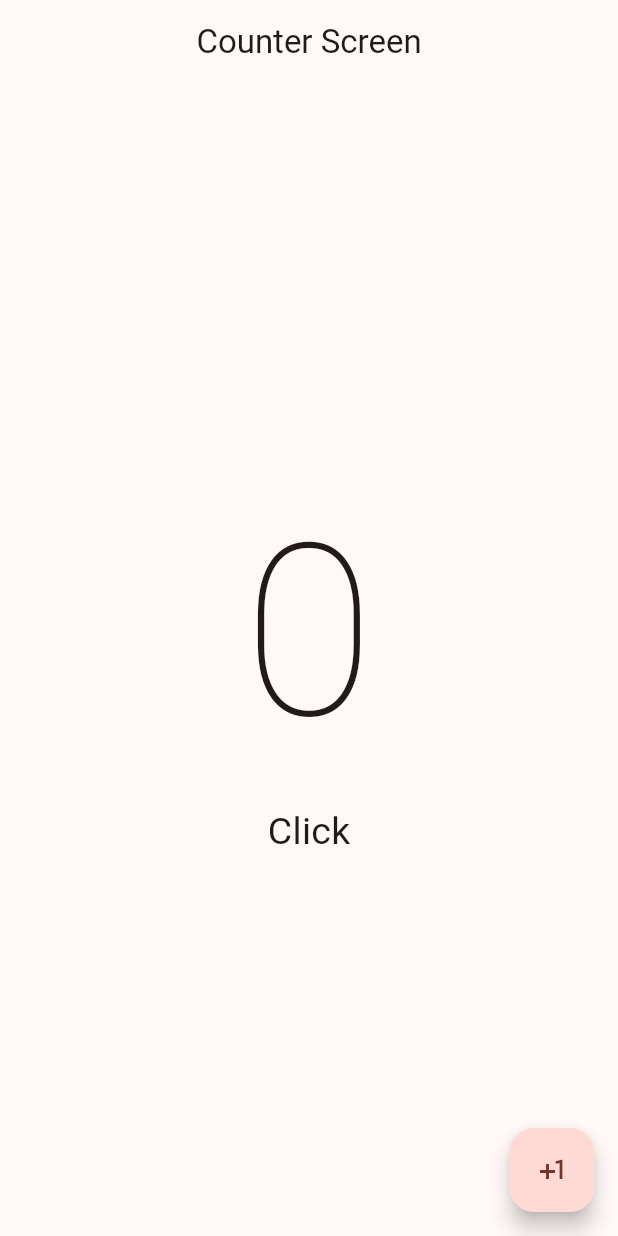
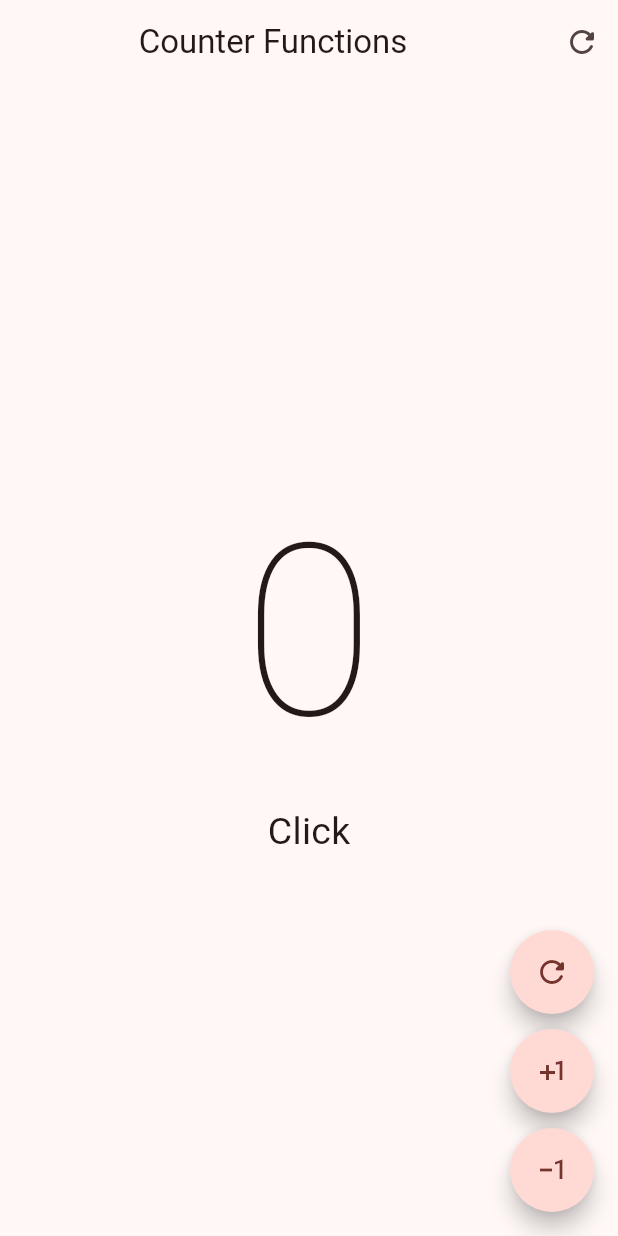
Before and after one commit to 202745EsquedaDaniel/Dart, a Flutter app: the screen it shows after launch, on a phone screen of 412 x 824 dp. Run offline on Flutter 3.47's test engine with Material 3 defaults, Android fonts, the phone set to English and light mode, and no system bars.

Commit message:
AppBar and actions

```diff
--- a/hello_world_app/lib/main.dart
+++ b/hello_world_app/lib/main.dart
@@ -1,4 +1,5 @@
 import 'package:flutter/material.dart';
+import 'package:hello_world_app/presentation/screens/counter/counter_functions_screen.dart';
 import 'package:hello_world_app/presentation/screens/counter/counter_screen.dart';
 
 void main() {
@@ -12,7 +13,7 @@ class MyApp extends StatelessWidget {
   Widget build(BuildContext context) {
     return MaterialApp(
       debugShowCheckedModeBanner: false,
-      home: const CounterScreen(),
+      home: const CounterFunctionsScreen(),
       theme: ThemeData(useMaterial3: true, colorSchemeSeed: Colors.red),
     );
   }
--- /dev/null
+++ b/hello_world_app/lib/presentation/screens/counter/counter_functions_screen.dart
@@ -0,0 +1,77 @@
+import 'package:flutter/material.dart';
+
+class CounterFunctionsScreen extends StatefulWidget {
+  const CounterFunctionsScreen({super.key});
+
+  @override
+  State<CounterFunctionsScreen> createState() => _CounterFunctionsScreenState();
+}
+
+class _CounterFunctionsScreenState extends State<CounterFunctionsScreen> {
+  int clickCounter = 0;
+
+  @override
+  Widget build(BuildContext context) {
+    return Scaffold(
+        appBar: AppBar(
+          title: const Center(child: Text("Counter Functions")),
+          //actions hace que aparezca del lado derecho lo siguiente:
+          actions: [
+            IconButton(
+              onPressed: () {
+                clickCounter = 0;
+                setState(() {});
+              },
+              icon: const Icon(Icons.refresh_rounded),
+            ),
+          ],
+        ),
+        body: Center(
+          child: Column(
+            mainAxisAlignment: MainAxisAlignment.center,
+            children: [
+              Text("$clickCounter",
+                  style: const TextStyle(
+                      fontSize: 160, fontWeight: FontWeight.w100)),
+              Text(
+                ((clickCounter > 0) ? "Clicks" : "Click"),
+                style: const TextStyle(fontSize: 25),
+              )
+            ],
+          ),
+        ),
+        floatingActionButton: Column(
+          mainAxisAlignment: MainAxisAlignment.end,
+          children: [
+            FloatingActionButton(
+              shape: const StadiumBorder(),
+              onPressed: () {
+                clickCounter = 0;
+                setState(() {});
+              },
+              child: const Icon(Icons.refresh_rounded),
+            ),
+            const SizedBox(
+              height: 10,
+            ),
+            FloatingActionButton(
+              shape: const StadiumBorder(),
+              onPressed: () {
+                clickCounter += 1;
+                setState(() {});
+              },
+              child: const Icon(Icons.plus_one),
+            ),
+            const SizedBox(height: 10),
+            FloatingActionButton(
+              shape: const StadiumBorder(),
+              onPressed: () {
+                clickCounter -= 1;
+                setState(() {});
+              },
+              child: const Icon(Icons.exposure_minus_1_outlined),
+            ),
+          ],
+        ));
+  }
+}
```
Also changed, not shown: hello_world_app/lib/p3.png (added), hello_world_app/lib/p4.png (added), hello_world_app/lib/p5.png (added).
